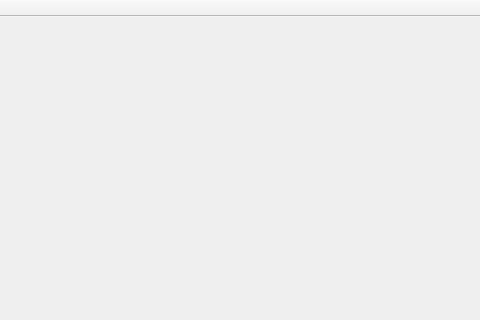
UrMomSaysHi/Blatt4, file ML4/mainwindow.ui: the form before one commit; both pictures show x 101 to 581 and y 0 to 320 of the 581 by 432 pixel window.
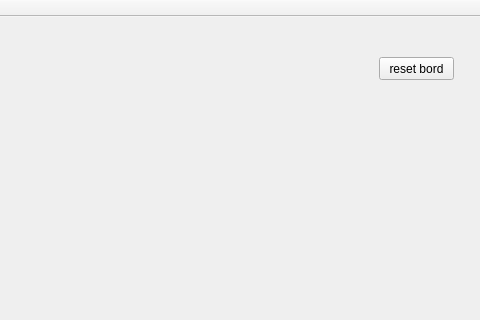
The form after the commit.

```diff
--- a/ML4/mainwindow.ui
+++ b/ML4/mainwindow.ui
@@ -13,7 +13,24 @@
   <property name="windowTitle">
    <string>MainWindow</string>
   </property>
-  <widget class="QWidget" name="centralWidget"/>
+  <widget class="QWidget" name="centralWidget">
+   <widget class="QPushButton" name="ResetButton">
+    <property name="geometry">
+     <rect>
+      <x>480</x>
+      <y>40</y>
+      <width>75</width>
+      <height>23</height>
+     </rect>
+    </property>
+    <property name="text">
+     <string>reset bord</string>
+    </property>
+    <property name="checkable">
+     <bool>true</bool>
+    </property>
+   </widget>
+  </widget>
   <widget class="QMenuBar" name="menuBar">
    <property name="geometry">
     <rect>
```
